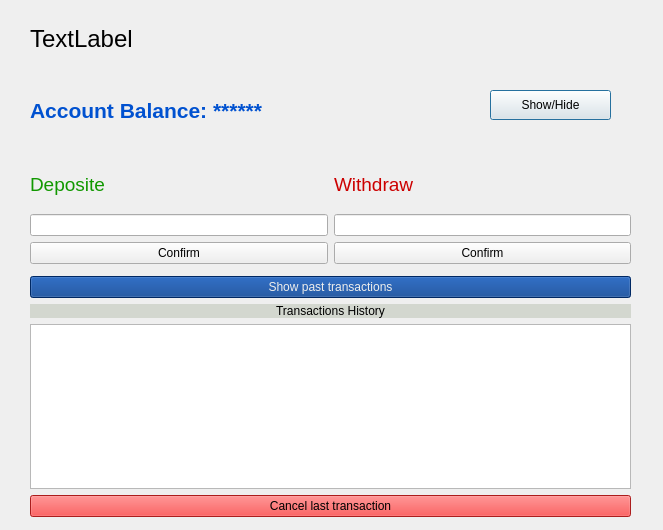
Before: the Qt Designer form WalletClient/mainapp.ui in mirashanouda/SmartWallet, drawn with Qt 5.
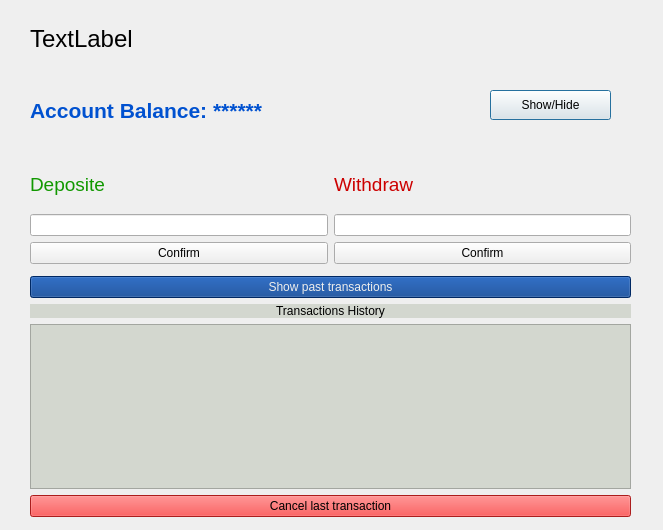
After: the same form once the commit is applied.

Patch:
```diff
--- a/WalletClient/mainapp.ui
+++ b/WalletClient/mainapp.ui
@@ -190,6 +190,9 @@
       <property name="enabled">
        <bool>true</bool>
       </property>
+      <property name="styleSheet">
+       <string notr="true">background-color: rgb(211, 215, 207);</string>
+      </property>
       <property name="textInteractionFlags">
        <set>Qt::NoTextInteraction</set>
       </property>
```
